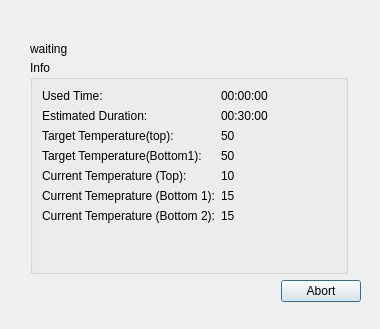
Above: ServiceSW/Master/Components/Diagnostics/Forms/OvenHeatingTestEmptyTimingDialog.ui from Liyezhong/Master before the change. Below: the same form after it.
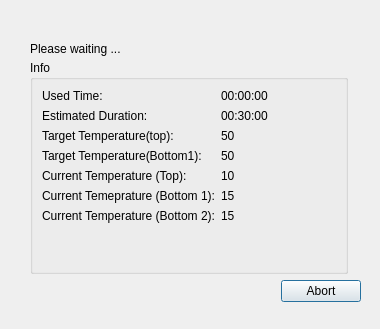
That is the form after the change.

The edit to the form file:
```diff
--- a/ServiceSW/Master/Components/Diagnostics/Forms/OvenHeatingTestEmptyTimingDialog.ui
+++ b/ServiceSW/Master/Components/Diagnostics/Forms/OvenHeatingTestEmptyTimingDialog.ui
@@ -139,7 +139,7 @@
     </rect>
    </property>
    <property name="text">
-    <string>waiting</string>
+    <string>Please waiting ...</string>
    </property>
   </widget>
   <widget class="QWidget" name="horizontalLayoutWidget">
```
